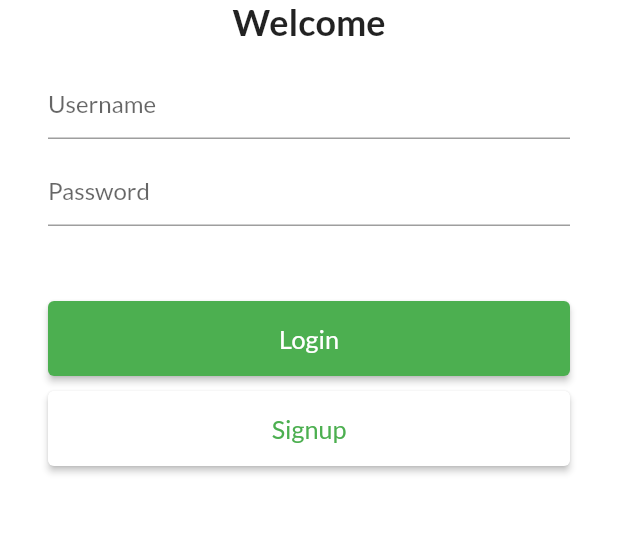
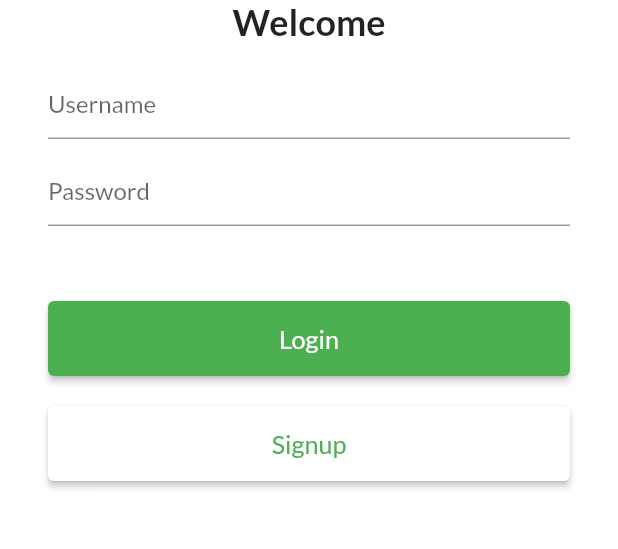
Before and after one commit to asimmanggat/fluttertest, a Flutter app: the LoginPage screen opened by its route, on a phone screen of 412 x 824 dp, the part 368-917 px from its top. Run offline on Flutter 3.47's test engine with Material 2 defaults, Android fonts, the phone set to English and light mode, and no system bars; our stand-ins replace firebase_core, fluttertoast, google_fonts; accounts and stored records are empty.

Commit message:
"Added AppBar Theme 24-9-2021"

```diff
--- a/lib/pages/home_page.dart
+++ b/lib/pages/home_page.dart
@@ -1,3 +1,5 @@
+// ignore_for_file: prefer_const_constructors
+
 import 'package:flutter/material.dart';
 import 'package:testflutter/widgets/drawer.dart';
 
--- a/lib/pages/login_page.dart
+++ b/lib/pages/login_page.dart
@@ -1,3 +1,5 @@
+// ignore_for_file: prefer_const_constructors
+
 import 'package:flutter/cupertino.dart';
 import 'package:flutter/material.dart';
 import 'package:testflutter/utils/routes.dart';
@@ -93,7 +95,7 @@ class _LoginPageState extends State<LoginPage> {
                                 minimumSize: Size(500, 50)),
                           ),
                           const SizedBox(
-                            height: 10.0,
+                            height: 20.0,
                           ),
                           ElevatedButton(
                             onPressed: () {
--- a/lib/widgets/drawer.dart
+++ b/lib/widgets/drawer.dart
@@ -23,8 +23,7 @@ class MyDrawer extends StatelessWidget {
                   accountName: Text("Asim"),
                   accountEmail: Text("asim.nazir@iwm.com.pk"),
                   currentAccountPicture: CircleAvatar(
-                      backgroundImage: NetworkImage(
-                          "https://firebasestorage.googleapis.com/v0/b/interwoodsalesapp.appspot.com/o/asim.jpg?alt=media&token=bae79b05-a5de-4801-a953-9deaeefcd63c")))),
+                      backgroundImage: AssetImage("assets/images/asim.jpg")))),
           ListTile(
             leading: Icon(
               CupertinoIcons.home,
--- /dev/null
+++ b/lib/widgets/theme.dart
@@ -0,0 +1,16 @@
+// ignore_for_file: prefer_const_constructors, deprecated_member_use
+
+import 'package:flutter/material.dart';
+import 'package:google_fonts/google_fonts.dart';
+
+class MyTheme {
+  static ThemeData greenTheme(BuildContext context) => ThemeData(
+      primarySwatch: Colors.green,
+      fontFamily: GoogleFonts.lato().fontFamily,
+      appBarTheme: AppBarTheme(
+        color: Colors.green,
+        elevation: 4.0,
+        iconTheme: IconThemeData(color: Colors.white),
+        textTheme: Theme.of(context).textTheme,
+      ));
+}
```
Also changed, not shown: lib/main.dart (+3 -5 lines), lib/pages/profile_main.dart (+3 -4 lines), assets/images/asim.jpg (added).
